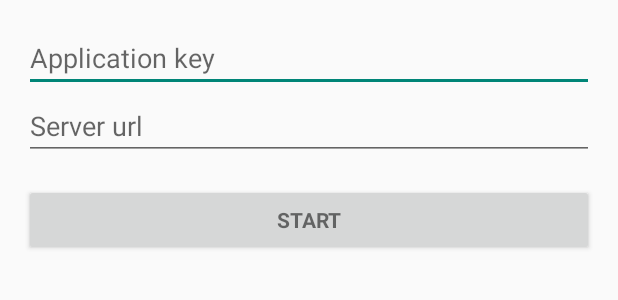
After one commit to pcoder/DroidWifiScan, an Android app: the layout user_details.xml on its own in the app's theme, with its tools: preview values and no code run, on a phone screen of 412 x 824 dp. The commit adds this screen. Shown: the top 300 px of the screen. Run offline under Robolectric (Android 15) with nearby library versions, the phone set to English and light mode, and no system bars.

Commit message:
Login activity working fine.

```diff
--- a/app/build.gradle
+++ b/app/build.gradle
@@ -22,5 +22,6 @@ android {
 dependencies {
     compile fileTree(dir: 'libs', include: ['*.jar'])
     compile 'com.android.support:appcompat-v7:22.1.0'
-    compile "com.androidplot:androidplot-core:0.6.1"
+    compile 'com.androidplot:androidplot-core:0.6.1'
+    compile 'com.google.android.gms:play-services:7.0.0'
 }
--- /dev/null
+++ b/app/src/main/res/layout/user_details.xml
@@ -0,0 +1,46 @@
+<?xml version="1.0" encoding="utf-8"?>
+
+<LinearLayout xmlns:android="http://schemas.android.com/apk/res/android"
+    xmlns:tools="http://schemas.android.com/tools" android:layout_width="match_parent"
+    android:layout_height="match_parent" android:gravity="center_horizontal"
+    android:orientation="vertical" android:paddingBottom="@dimen/activity_vertical_margin"
+    android:paddingLeft="@dimen/activity_horizontal_margin"
+    android:paddingRight="@dimen/activity_horizontal_margin"
+    android:paddingTop="@dimen/activity_vertical_margin"
+    tools:context="pcoder.net.droidwifiscan.Details">
+
+    <!-- Login progress -->
+    <ProgressBar android:id="@+id/login_progress" style="?android:attr/progressBarStyleLarge"
+        android:layout_width="wrap_content" android:layout_height="wrap_content"
+        android:layout_marginBottom="8dp" android:visibility="gone" />
+
+    <ScrollView android:id="@+id/login_form" android:layout_width="match_parent"
+        android:layout_height="match_parent">
+        <LinearLayout android:layout_width="match_parent" android:layout_height="wrap_content"
+            android:orientation="vertical">
+
+            <LinearLayout android:id="@+id/email_login_form" android:layout_width="match_parent"
+                android:layout_height="wrap_content" android:orientation="vertical">
+
+                <AutoCompleteTextView android:id="@+id/app_key" android:layout_width="match_parent"
+                    android:layout_height="wrap_content" android:hint="Application key"
+                    android:inputType="textEmailAddress" android:maxLines="1"
+                    android:singleLine="true" />
+
+                <EditText android:id="@+id/input_server" android:layout_width="match_parent"
+                    android:layout_height="wrap_content" android:hint="Server url"
+                    android:imeActionId="@+id/login"
+                    android:imeActionLabel="@string/action_sign_in_short"
+                    android:imeOptions="actionUnspecified" android:inputType="textEmailAddress"
+                    android:maxLines="1" android:singleLine="true" />
+
+                <Button android:id="@+id/start" style="?android:textAppearanceSmall"
+                    android:layout_width="match_parent" android:layout_height="wrap_content"
+                    android:layout_marginTop="16dp" android:text="Start"
+                    android:textStyle="bold" />
+
+            </LinearLayout>
+        </LinearLayout>
+    </ScrollView>
+
+</LinearLayout>
```
Also changed, not shown: app/src/main/AndroidManifest.xml (+14 -7 lines), app/src/main/java/pcoder/net/droidwifiscan/Constants.java (+14 -1 lines), app/src/main/java/pcoder/net/droidwifiscan/MainActivity.java (+1 -17 lines), 2 other files.
